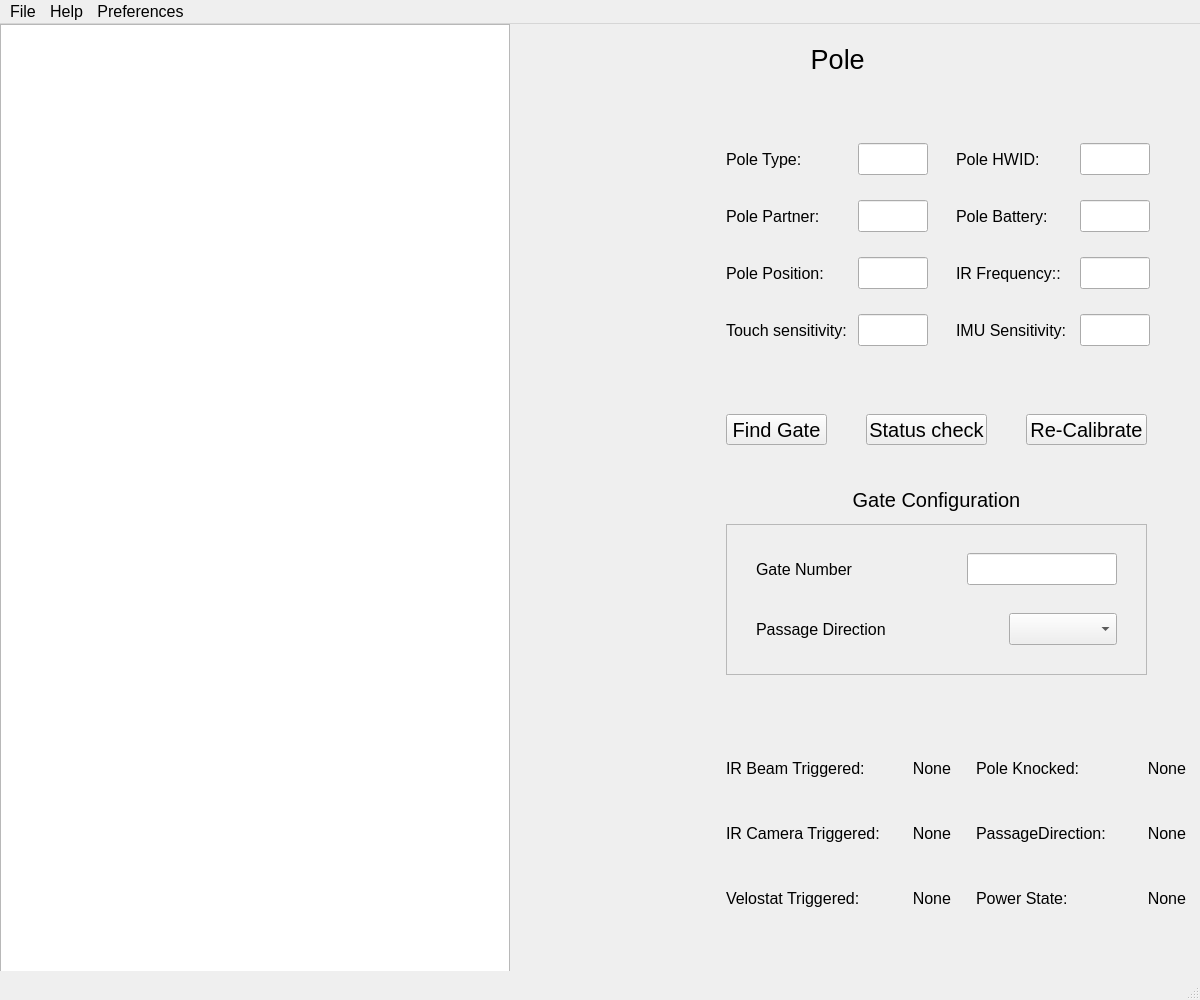
First picture: the form in EEEE4109_Central_Server_With_GUI/mainwindow.ui, repository Shmarvadon/EEEE4109_Central_Server, before the edit.
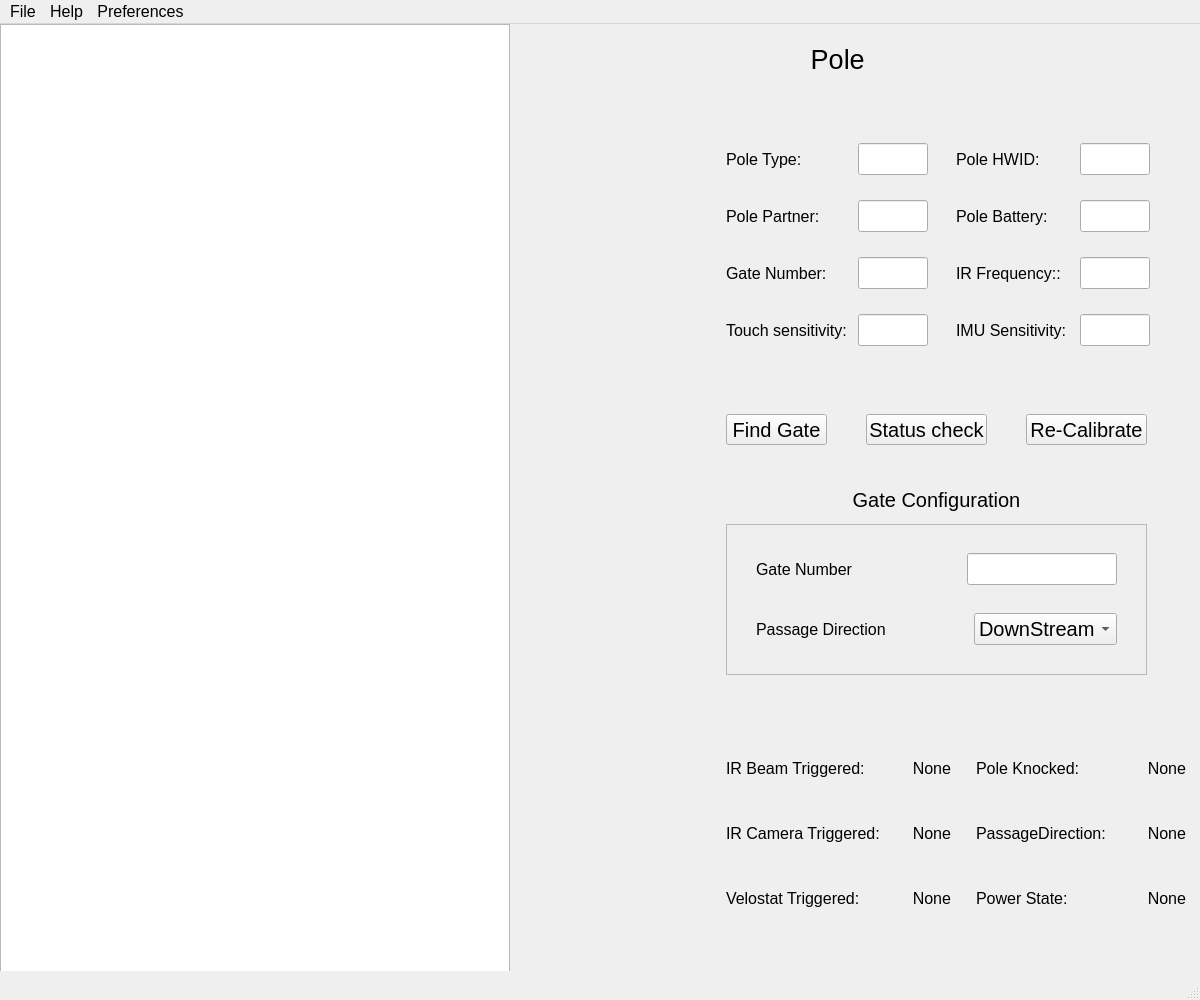
Second picture: the form after the edit. Icons and pictures are not drawn.

Commit message: did a bit of a re work on how the gate data is stored and some tidying up of function stuffs and fleshing out some more non critical functionality

Patch:
```diff
--- a/EEEE4109_Central_Server_With_GUI/mainwindow.ui
+++ b/EEEE4109_Central_Server_With_GUI/mainwindow.ui
@@ -332,6 +332,16 @@
                <height>0</height>
               </size>
              </property>
+             <item>
+              <property name="text">
+               <string>DownStream</string>
+              </property>
+             </item>
+             <item>
+              <property name="text">
+               <string>UpStream</string>
+              </property>
+             </item>
             </widget>
            </item>
           </layout>
@@ -684,7 +694,7 @@
                </font>
               </property>
               <property name="text">
-               <string>Pole Position:</string>
+               <string>Gate Number:</string>
               </property>
              </widget>
             </item>
```
Left out of the diff: 2 changed lines with no effect on the pictures. The commit also changes 12 other files.
